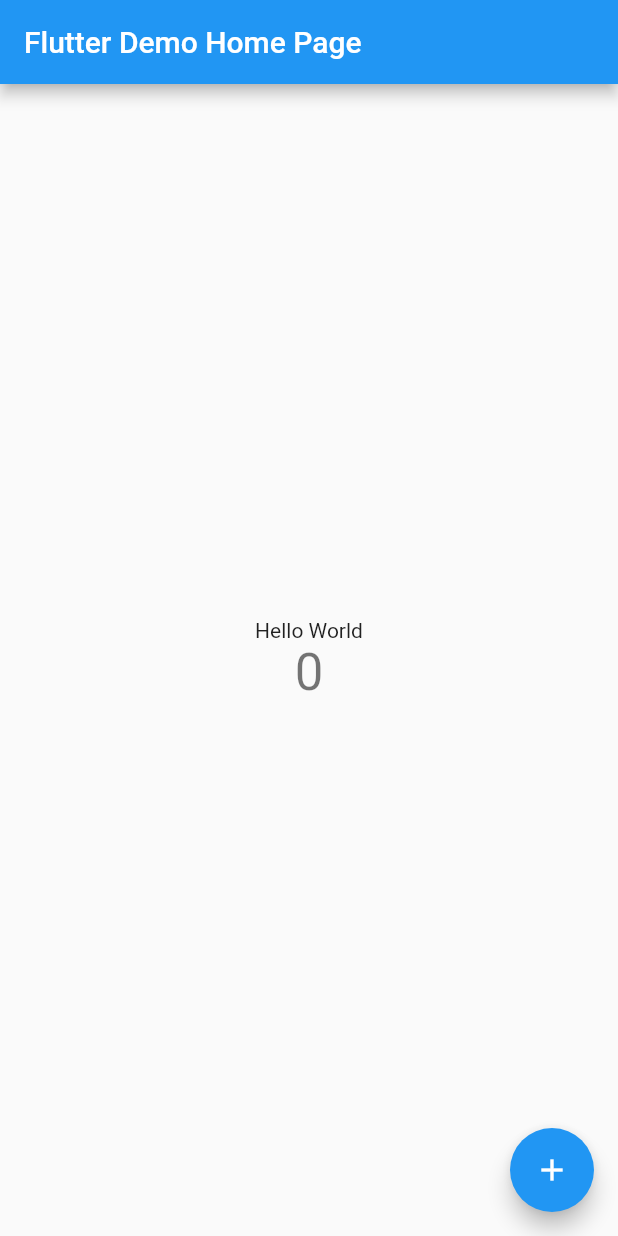
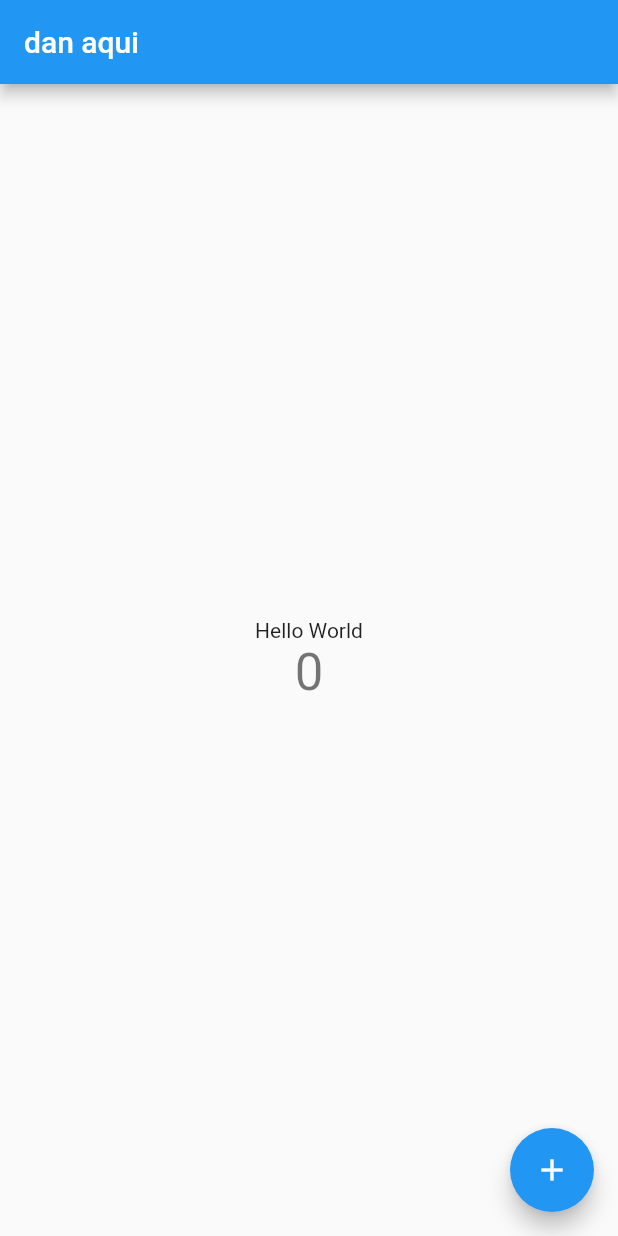
Before and after one commit to danilocampanhari21/flutter__1, a Flutter app: the screen it shows after launch, on a phone screen of 412 x 824 dp. Run offline on Flutter 3.47's test engine with Material 2 defaults, Android fonts, the phone set to English and light mode, and no system bars.

```diff
--- a/lib/main.dart
+++ b/lib/main.dart
@@ -15,7 +15,7 @@ class MyApp extends StatelessWidget {
       theme: ThemeData(
         primarySwatch: Colors.blue,
       ),
-      home: const MyHomePage(title: 'Flutter Demo Home Page'),
+      home: const MyHomePage(title: 'dan aqui'),
     );
   }
 }
```
